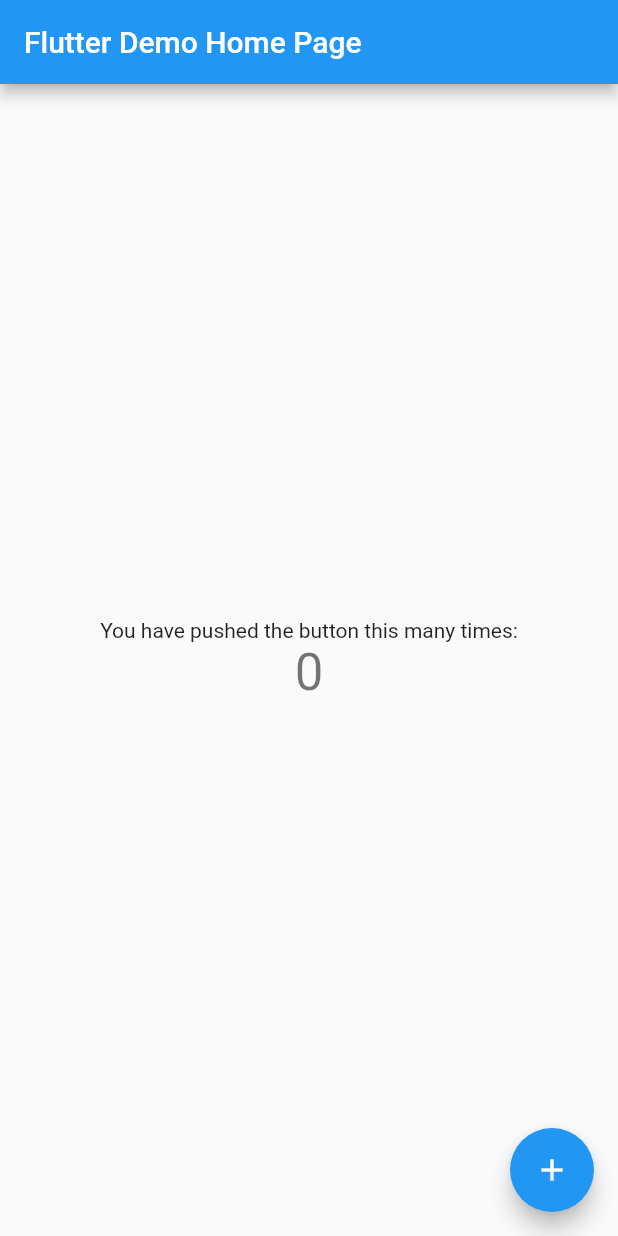
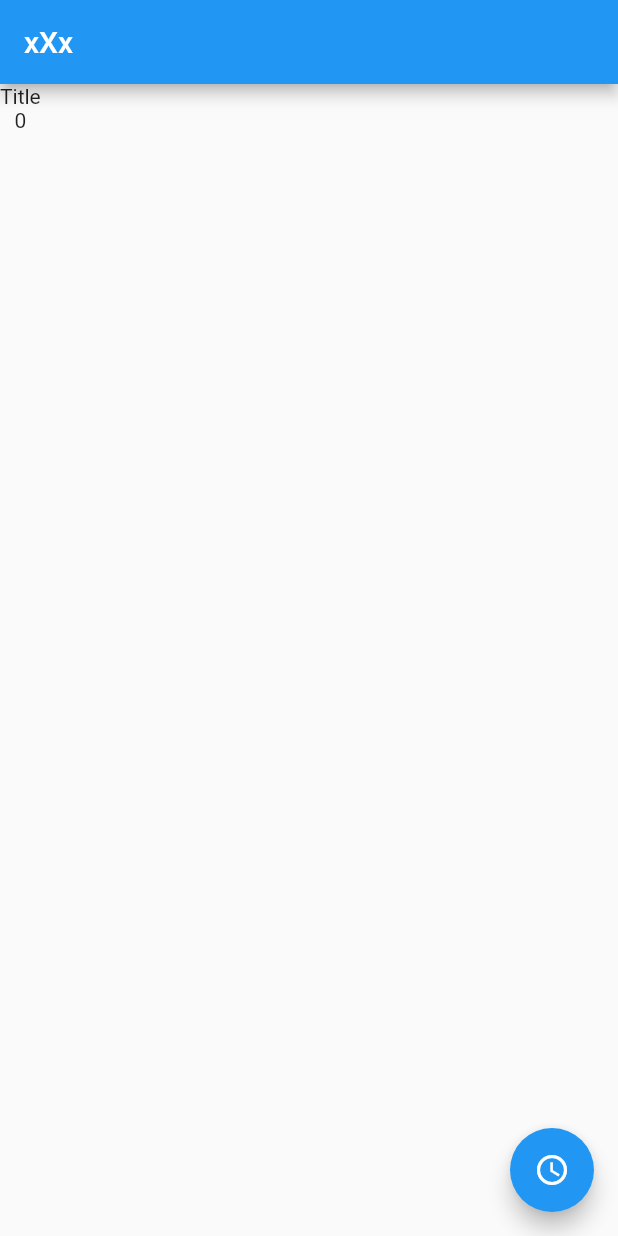
Before and after one commit to davoscoder/flutter_initialapp_balcoder, a Flutter app: the screen it shows after launch, on a phone screen of 412 x 824 dp. Run offline on Flutter 3.47's test engine with Material 2 defaults, Android fonts, the phone set to English and light mode, and no system bars.

Commit message:
Creation structure

```diff
--- a/lib/main.dart
+++ b/lib/main.dart
@@ -1,4 +1,5 @@
 import 'package:flutter/material.dart';
+import 'package:flutter_initialapp_balcoder/ui/home/home_page.dart';
 
 void main() {
   runApp(MyApp());
@@ -16,59 +17,7 @@ class MyApp extends StatelessWidget {
 
         visualDensity: VisualDensity.adaptivePlatformDensity,
       ),
-      home: MyHomePage(title: 'Flutter Demo Home Page'),
+      home: HomePage(title: 'Flutter Demo Home Page'),
     );
   }
 }
-
-class MyHomePage extends StatefulWidget {
-  MyHomePage({Key key, this.title}) : super(key: key);
-
-  final String title;
-
-  @override
-  _MyHomePageState createState() => _MyHomePageState();
-}
-
-class _MyHomePageState extends State<MyHomePage> {
-  int _counter = 0;
-
-  void _incrementCounter() {
-    setState(() {
-
-      _counter++;
-    });
-  }
-
-  @override
-  Widget build(BuildContext context) {
-
-    return Scaffold(
-      appBar: AppBar(
-
-        title: Text(widget.title),
-      ),
-      body: Center(
-
-        child: Column(
-
-          mainAxisAlignment: MainAxisAlignment.center,
-          children: <Widget>[
-            Text(
-              'You have pushed the button this many times:',
-            ),
-            Text(
-              '$_counter',
-              style: Theme.of(context).textTheme.headline4,
-            ),
-          ],
-        ),
-      ),
-      floatingActionButton: FloatingActionButton(
-        onPressed: _incrementCounter,
-        tooltip: 'Increment',
-        child: Icon(Icons.add),
-      ), // This trailing comma makes auto-formatting nicer for build methods.
-    );
-  }
-}
--- /dev/null
+++ b/lib/ui/home/home_page.dart
@@ -0,0 +1,30 @@
+import 'package:flutter/material.dart';
+
+class HomePage extends StatefulWidget {
+  HomePage({this.title});
+  final dynamic title;
+  @override
+  _HomePageState createState() => _HomePageState();
+}
+
+class _HomePageState extends State<HomePage> {
+  int contador = 0;
+
+  increment(){
+    setState(()
+    {
+      contador++;
+    });
+  }
+  @override
+  Widget build(BuildContext context) {
+    return Scaffold(
+        appBar: AppBar(
+          title: Text('xXx'),
+        ),
+        body: Column(
+          children: [Text('Title'), Text(contador.toString())],
+        ),floatingActionButton: FloatingActionButton(onPressed: increment,
+        child: Icon(Icons.access_time),),);
+  }
+}
```
Also changed, not shown: 5 other files.
